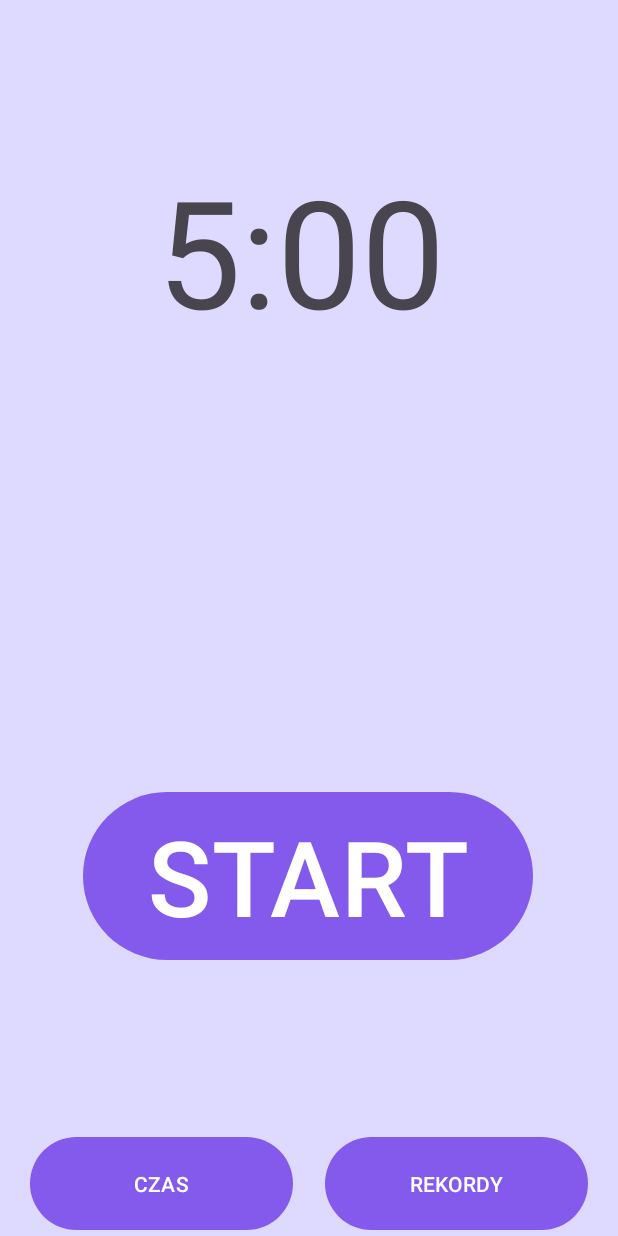
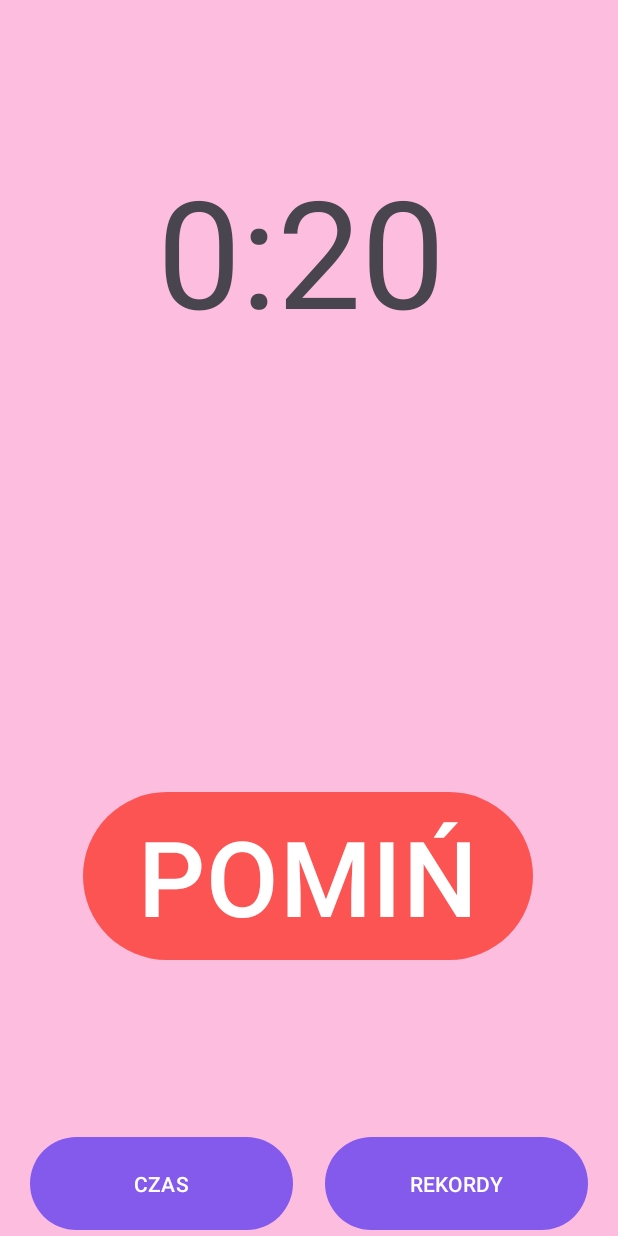
Before and after one commit to DonixMaly/WorkInApp, an Android app: the screen it shows after launch (MainActivity), after a tap on "START", on a phone screen of 412 x 824 dp. Run offline under Robolectric (Android 15) with nearby library versions, the phone set to English and light mode, and no system bars.

Commit message:
various stuff
Added icons for weekly work in each weekday
Records now reset when it is monday
Added tier 3 of productivity reward
Added warning upon skipping a timer
and more which I forgor :skull: )

```diff
--- a/app/src/main/AndroidManifest.xml
+++ b/app/src/main/AndroidManifest.xml
@@ -1,6 +1,10 @@
 <?xml version="1.0" encoding="utf-8"?>
 <manifest xmlns:android="http://schemas.android.com/apk/res/android"
     xmlns:tools="http://schemas.android.com/tools" >
+
+    <uses-permission android:name="android.permission.POST_NOTIFICATIONS" />
+    <uses-permission android:name="android.permission.ACCESS_WIFI_STATE" />
+    <uses-permission android:name="android.permission.CHANGE_WIFI_STATE" />
 
     <application
         android:allowBackup="true"
--- a/app/src/main/java/com/example/workin/MainActivity.kt
+++ b/app/src/main/java/com/example/workin/MainActivity.kt
@@ -2,6 +2,7 @@ package com.example.workin
 
 import android.content.Context
 import android.graphics.Color
+import android.net.wifi.WifiManager
 import android.os.Bundle
 import android.os.CountDownTimer
 import android.view.View
@@ -10,6 +11,7 @@ import android.widget.ImageView
 import android.widget.LinearLayout
 import android.widget.TextView
 import androidx.activity.enableEdgeToEdge
+import androidx.appcompat.app.AlertDialog
 import androidx.appcompat.app.AppCompatActivity
 import androidx.constraintlayout.widget.ConstraintLayout
 import androidx.core.view.ViewCompat
@@ -57,9 +59,33 @@ class MainActivity : AppCompatActivity() {
 
         val recordList: LinearLayout = findViewById(R.id.RecordList)
 
+        //Przechwycenie dzisiejszego dnia tygodnia
+        val calendar = Calendar.getInstance()
+
+        val currentDay = calendar.get(Calendar.DAY_OF_WEEK)
+
+        val dayOfTheWeek = when(currentDay){
+            2 -> "Dziś jest poniedziałek"
+            3 -> "Dziś jest Wtorek"
+            4 -> "Dziś jest Środa"
+            5 -> "Dziś jest Czwartek"
+            6 -> "Dziś jest Piątek"
+            0 -> "Dziś jest Sobota"
+            1 -> "Dziś jest Niedziela"
+            else -> "Brak daty"
+        }
+        currentDayOfWeek.text = dayOfTheWeek
+
         //SharedPreferences
         val sharedPreferences = getSharedPreferences("RECORDS", Context.MODE_PRIVATE)
-        var editor = sharedPreferences.edit()
+        val editor = sharedPreferences.edit()
+
+        //resetuje rekordy każdego dnia tygodnia w poniedziałek
+        //jak się ponownie otworzy apke w poniedziałek to
+        if(currentDay == 2){
+            editor.clear()
+            editor.apply()
+        }
 
         //Stringi do czasomierzu i tabeli rekordów
         var timerString: String
@@ -81,27 +107,20 @@ class MainActivity : AppCompatActivity() {
         //do czasomierza
         var timerSeconds: Int
         var timerMinutes: Int
-
-        //inne zmienne
         var isBreakTime = false
         var countdown: Long = 1500000
         var isTimerRunning = false
 
-        val calendar = Calendar.getInstance()
+        //alertDialog
+        val alertBuilder: AlertDialog.Builder = AlertDialog.Builder(this)
+        val messageWork = "Po wciśnięciu \"Tak\" obecnie w trakcie pomodoro nie zaliczy się do dzisiaj zrobionych pomodoro.\n" +
+                "Czy jesteś pewien, że chcesz kontynuować?"
+        val messageBreak = "Po wciśnięciu \"Tak\" pominiesz przerwę i będziesz musiał(a) zrobić kolejne pomodoro, aby dostać się do kolejnej przerwy.\n" +
+                "Czy jesteś pewien, że chcesz kontynuować?"
+        var message = ""
 
-        var currentDay = calendar.get(Calendar.DAY_OF_WEEK)
-
-        var dayOfTheWeek = when(currentDay){
-            2 -> "Dziś jest poniedziałek"
-            3 -> "Dziś jest Wtorek"
-            4 -> "Dziś jest Środa"
-            5 -> "Dziś jest Czwartek"
-            6 -> "Dziś jest Piątek"
-            0 -> "Dziś jest Sobota"
-            1 -> "Dziś jest Niedziela"
-            else -> "Brak daty"
-        }
-        currentDayOfWeek.text = dayOfTheWeek
+        //manager wifi
+        val wifiManager = this.applicationContext.getSystemService(Context.WIFI_SERVICE) as WifiManager
 
         //funkcje
         //wyświetlanie czasu do zakończenia pracy/przerwy
@@ -151,7 +170,6 @@ class MainActivity : AppCompatActivity() {
         }
         //ustawienie rekordu dla każdego dnia tygodnia
         fun setRecord(){
-            workThisSession += 1
             when(currentDay){
                 2 -> {
                     //poniedziałek
@@ -160,9 +178,10 @@ class MainActivity : AppCompatActivity() {
                     recordString = recordStringBuilder.toString()
                     mondayRecord.text = recordString
                     when(mostWorkOnMonday){
-                        in 0..3 -> medalMonday.setImageResource(R.drawable.pizza_time)
-                        in 4..7 -> medalMonday.setImageResource(R.drawable.screenshot_from_2024_03_17_12_54_47)
-                        in 8..Int.MAX_VALUE -> medalMonday.setImageResource(R.drawable.cato)
+                        in 0..3 -> medalMonday.setImageResource(R.drawable.nomedal)
+                        in 4..7 -> medalMonday.setImageResource(R.drawable.bronzemedal)
+                        in 8..15 -> medalMonday.setImageResource(R.drawable.silvermedal)
+                        in 16..Int.MAX_VALUE -> medalMonday.setImageResource(R.drawable.goldmedal)
                     }
                     editor.putInt("MondayRecord", mostWorkOnMonday)
                 }
@@ -173,9 +192,10 @@ class MainActivity : AppCompatActivity() {
                     recordString = recordStringBuilder.toString()
                     tuesdayRecord.text = recordString
                     when(mostWorkOnTuesday){
-                        in 0..3 -> medalTuesday.setImageResource(R.drawable.pizza_time)
-                        in 4..7 -> medalTuesday.setImageResource(R.drawable.screenshot_from_2024_03_17_12_54_47)
-                        in 8..Int.MAX_VALUE -> medalTuesday.setImageResource(R.drawable.cato)
+                        in 0..3 -> medalTuesday.setImageResource(R.drawable.nomedal)
+                        in 4..7 -> medalTuesday.setImageResource(R.drawable.bronzemedal)
+                        in 8..15 -> medalTuesday.setImageResource(R.drawable.silvermedal)
+                        in 16..Int.MAX_VALUE -> medalTuesday.setImageResource(R.drawable.goldmedal)
                     }
                     editor.putInt("TuesdayRecord", mostWorkOnTuesday)
                 }
@@ -186,9 +206,10 @@ class MainActivity : AppCompatActivity() {
                     recordString = recordStringBuilder.toString()
                     wednesdayRecord.text = recordString
                     when(mostWorkOnWednesday){
-                        in 0..3 -> medalWednesday.setImageResource(R.drawable.pizza_time)
-                        in 4..7 -> medalWednesday.setImageResource(R.drawable.screenshot_from_2024_03_17_12_54_47)
-                        in 8..Int.MAX_VALUE -> medalWednesday.setImageResource(R.drawable.cato)
+                        in 0..3 -> medalWednesday.setImageResource(R.drawable.nomedal)
+                        in 4..7 -> medalWednesday.setImageResource(R.drawable.bronzemedal)
+                        in 8..15 -> medalWednesday.setImageResource(R.drawable.silvermedal)
+                        in 16..Int.MAX_VALUE -> medalWednesday.setImageResource(R.drawable.goldmedal)
                     }
                     editor.putInt("WednesdayRecord", mostWorkOnWednesday)
                 }
@@ -199,9 +220,10 @@ class MainActivity : AppCompatActivity() {
                     recordString = recordStringBuilder.toString()
                     thursdayRecord.text = recordString
                     when(mostWorkOnThursday){
-                        in 0..3 -> medalThursday.setImageResource(R.drawable.pizza_time)
-                        in 4..7 -> medalThursday.setImageResource(R.drawable.screenshot_from_2024_03_17_12_54_47)
-                        in 8..Int.MAX_VALUE -> medalThursday.setImageResource(R.drawable.cato)
+                        in 0..3 -> medalThursday.setImageResource(R.drawable.nomedal)
+                        in 4..7 -> medalThursday.setImageResource(R.drawable.bronzemedal)
+                        in 8..15 -> medalThursday.setImageResource(R.drawable.silvermedal)
+                        in 16..Int.MAX_VALUE -> medalThursday.setImageResource(R.drawable.goldmedal)
                     }
                     editor.putInt("ThursdayRecord", mostWorkOnThursday)
                 }
@@ -212,9 +234,10 @@ class MainActivity : AppCompatActivity() {
                     recordString = recordStringBuilder.toString()
                     fridayRecord.text = recordString
                     when(mostWorkOnFriday){
-                        in 0..3 -> medalFriday.setImageResource(R.drawable.pizza_time)
-                        in 4..7 -> medalFriday.setImageResource(R.drawable.screenshot_from_2024_03_17_12_54_47)
-                        in 8..Int.MAX_VALUE -> medalFriday.setImageResource(R.drawable.cato)
+                        in 0..3 -> medalFriday.setImageResource(R.drawable.nomedal)
+                        in 4..7 -> medalFriday.setImageResource(R.drawable.bronzemedal)
+                        in 8..15 -> medalFriday.setImageResource(R.drawable.silvermedal)
+                        in 16..Int.MAX_VALUE -> medalFriday.setImageResource(R.drawable.goldmedal)
                     }
                     editor.putInt("FridayRecord", mostWorkOnFriday)
                 }
@@ -225,9 +248,10 @@ class MainActivity : AppCompatActivity() {
                     recordString = recordStringBuilder.toString()
                     saturdayRecord.text = recordString
                     when(mostWorkOnSaturday){
-                        in 0..3 -> medalSaturday.setImageResource(R.drawable.pizza_time)
-                        in 4..7 -> medalSaturday.setImageResource(R.drawable.screenshot_from_2024_03_17_12_54_47)
-                        in 8..Int.MAX_VALUE -> medalSaturday.setImageResource(R.drawable.cato)
+                        in 0..3 -> medalSaturday.setImageResource(R.drawable.nomedal)
+                        in 4..7 -> medalSaturday.setImageResource(R.drawable.bronzemedal)
+                        in 8..15 -> medalSaturday.setImageResource(R.drawable.silvermedal)
+                        in 16..Int.MAX_VALUE -> medalSaturday.setImageResource(R.drawable.goldmedal)
                     }
                     editor.putInt("SaturdayRecord", mostWorkOnSaturday)
                 }
@@ -238,9 +262,10 @@ class MainActivity : AppCompatActivity() {
                     recordString = recordStringBuilder.toString()
                     sundayRecord.text = recordString
                     when(mostWorkOnSunday){
-                        in 0..3 -> medalSunday.setImageResource(R.drawable.pizza_time)
-                        in 4..7 -> medalSunday.setImageResource(R.drawable.screenshot_from_2024_03_17_12_54_47)
-                        in 8..Int.MAX_VALUE -> medalSunday.setImageResource(R.drawable.cato)
+                        in 0..3 -> medalSunday.setImageResource(R.drawable.nomedal)
+                        in 4..7 -> medalSunday.setImageResource(R.drawable.bronzemedal)
+                        in 8..15 -> medalSunday.setImageResource(R.drawable.silvermedal)
+                        in 16..Int.MAX_VALUE -> medalSunday.setImageResource(R.drawable.goldmedal)
                     }
                     editor.putInt("SundayRecord", mostWorkOnSunday)
                 }
@@ -260,6 +285,7 @@ class MainActivity : AppCompatActivity() {
         //operacje do zrobienia przy otwarciu aplikacji
         SetHomeView()
         SetTimer()
+        setRecord()
 
         timerStart.setBackgroundColor(Color.parseColor("#845AED"))
         homePage.setBackgroundColor(Color.parseColor("#845AED"))
@@ -267,14 +293,16 @@ class MainActivity : AppCompatActivity() {
 
         //czasomierze
         //praca
-        val workTimer = object: CountDownTimer(1000/*1500000*/, 1000){
+        val workTimer = object: CountDownTimer(3000/*1500000*/, 1000){
             override fun onTick(millisUntilFinished: Long) {
                 SetTimer()
                 countdown = millisUntilFinished
+                wifiManager.isWifiEnabled = false
             }
             override fun onFinish() {
                 ifBreakTime()
                 isTimerRunning = false
+                workThisSession += 1
                 setRecord()
                 uiUponCompletion()
             }
@@ -316,10 +344,17 @@ class MainActivity : AppCompatActivity() {
         timerStart.setOnClickListener({
             if(isTimerRunning == false){
                 isTimerRunning = true
-                timerStart.setText("STOP")
+                timerStart.setText("POMIŃ")
                 startTimer()
             }
             else{
+                //tworzony jest alert potwierdzający decyzję użytkownika na pominięcie pracy/przerwy
+                if(isBreakTime != true) message = messageWork
+                else message = messageBreak
+                alertBuilder
+                    .setTitle("Czy masz pewność?")
+                    .setMessage(message)
+                    .setPositiveButton("Tak") { dialog, which ->
                         isTimerRunning = false
                         workTimer.cancel()
                         breakTimer.cancel()
@@ -327,6 +362,12 @@ class MainActivity : AppCompatActivity() {
                         SetTimer()
                         uiUponCompletion()
                     }
+                    .setNegativeButton("Nie") {dialog, which ->
+
+                    }
+                val dialog: AlertDialog = alertBuilder.create()
+                dialog.show()
+            }
         })
     }
 }
--- a/app/src/main/res/layout/activity_main.xml
+++ b/app/src/main/res/layout/activity_main.xml
@@ -85,7 +85,7 @@
         android:layout_marginTop="120dp"
         android:layout_marginEnd="30dp"
         android:orientation="horizontal"
-        android:visibility="gone"
+        android:visibility="visible"
         app:layout_constraintEnd_toEndOf="parent"
         app:layout_constraintTop_toTopOf="parent">
 
@@ -99,43 +99,43 @@
                 android:id="@+id/medalMonday"
                 android:layout_width="match_parent"
                 android:layout_height="70dp"
-                app:srcCompat="@drawable/pizza_time" />
+                app:srcCompat="@drawable/nomedal" />
 
             <ImageView
                 android:id="@+id/medalTuesday"
                 android:layout_width="match_parent"
                 android:layout_height="70dp"
-                app:srcCompat="@drawable/pizza_time" />
+                app:srcCompat="@drawable/nomedal" />
 
             <ImageView
                 android:id="@+id/medalWednesday"
                 android:layout_width="match_parent"
                 android:layout_height="70dp"
-                app:srcCompat="@drawable/pizza_time" />
+                app:srcCompat="@drawable/nomedal" />
 
             <ImageView
                 android:id="@+id/medalThursday"
                 android:layout_width="match_parent"
                 android:layout_height="70dp"
-                app:srcCompat="@drawable/pizza_time" />
+                app:srcCompat="@drawable/nomedal" />
 
             <ImageView
                 android:id="@+id/medalFriday"
                 android:layout_width="match_parent"
                 android:layout_height="70dp"
-                app:srcCompat="@drawable/pizza_time" />
+                app:srcCompat="@drawable/nomedal" />
 
             <ImageView
                 android:id="@+id/medalSaturday"
                 android:layout_width="match_parent"
                 android:layout_height="70dp"
-                app:srcCompat="@drawable/pizza_time" />
+                app:srcCompat="@drawable/nomedal" />
 
             <ImageView
                 android:id="@+id/medalSunday"
                 android:layout_width="match_parent"
                 android:layout_height="70dp"
-                app:srcCompat="@drawable/pizza_time" />
+                app:srcCompat="@drawable/nomedal" />
         </LinearLayout>
 
         <LinearLayout
```
Also changed, not shown: app/src/main/res/drawable/bronzemedal.png (added), app/src/main/res/drawable/cato.jpeg (deleted), app/src/main/res/drawable/goldmedal.png (added), app/src/main/res/drawable/nomedal.png (added), app/src/main/res/drawable/pizza_time.png (deleted), app/src/main/res/drawable/screenshot_from_2024_03_17_12_54_47.png (deleted), app/src/main/res/drawable/silvermedal.png (added). Lines whose indentation alone changed are shown as unchanged.
